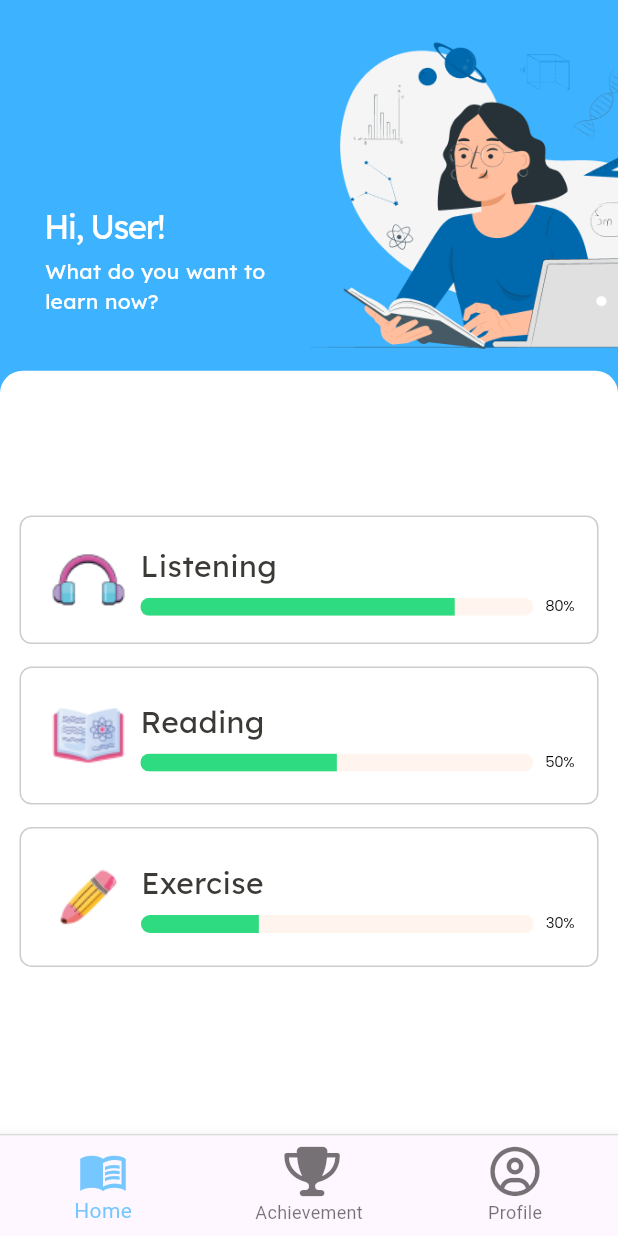
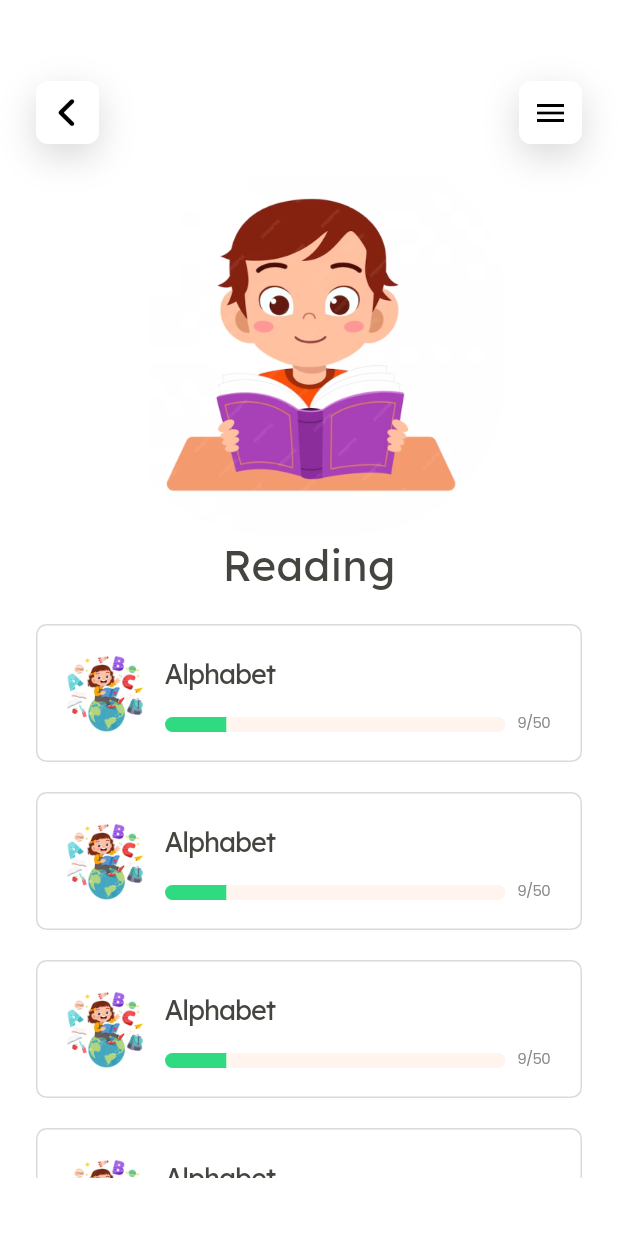
Before and after one commit to TuongPhamCT/ABC_Learning, a Flutter app: the HomePage screen opened by its route, after a tap on "Reading", on a phone screen of 412 x 824 dp. Run offline on Flutter 3.47's test engine with Material 3 defaults, Android fonts, the phone set to English and light mode, and no system bars; our stand-ins replace audioplayers, cloud_firestore, connectivity_plus, firebase_auth, firebase_core, flutter_rating_bar and 8 more; accounts and stored records are empty; project files that could hold a hidden picture were left out.

Commit message:
reading main page ui done

```diff
--- a/abc_learning_app/lib/constant/asset_helper.dart
+++ b/abc_learning_app/lib/constant/asset_helper.dart
@@ -30,4 +30,7 @@ class AssetHelper {
   //Listening Main Page
   static const String listeningMain = imgAssets + 'listenmain.png';
   static const String itemListen = iconAssets + 'itemlisten.png';
+
+  //Reading Main Page
+  static const String readingMain = imgAssets + 'read_main.png';
 }
--- a/abc_learning_app/lib/page/home_page.dart
+++ b/abc_learning_app/lib/page/home_page.dart
@@ -3,6 +3,7 @@ import 'package:abc_learning_app/constant/color_palette.dart';
 import 'package:abc_learning_app/constant/text_style.dart';
 import 'package:abc_learning_app/page/achievement_page.dart';
 import 'package:abc_learning_app/page/listening/listen_main_page.dart';
+import 'package:abc_learning_app/page/reading/read_main_page.dart';
 import 'package:flutter/cupertino.dart';
 import 'package:flutter/material.dart';
 import 'package:flutter/widgets.dart';
@@ -154,7 +155,10 @@ class _HomePageState extends State<HomePage> {
                         ),
                       ),
                       GestureDetector(
-                        onTap: () {},
+                        onTap: () {
+                          Navigator.of(context)
+                              .pushNamed(ReadMainPage.routeName);
+                        },
                         child: Container(
                           padding: EdgeInsets.all(15),
                           margin: EdgeInsets.only(bottom: 15),
--- /dev/null
+++ b/abc_learning_app/lib/page/reading/read_main_page.dart
@@ -0,0 +1,261 @@
+import 'package:abc_learning_app/constant/asset_helper.dart';
+import 'package:abc_learning_app/constant/color_palette.dart';
+import 'package:abc_learning_app/constant/text_style.dart';
+import 'package:abc_learning_app/page/listening/in_a_topic_page.dart';
+import 'package:abc_learning_app/page/reading/read_sub_page.dart';
+import 'package:flutter/cupertino.dart';
+import 'package:flutter/material.dart';
+import 'package:font_awesome_flutter/font_awesome_flutter.dart';
+import 'package:gap/gap.dart';
+
+class ReadMainPage extends StatefulWidget {
+  const ReadMainPage({super.key});
+  static const String routeName = 'read_main';
+
+  @override
+  State<ReadMainPage> createState() => _ReadMainPageState();
+}
+
+class _ReadMainPageState extends State<ReadMainPage> {
+  @override
+  Widget build(BuildContext context) {
+    Size size = MediaQuery.of(context).size;
+    return Scaffold(
+      body: Container(
+        padding: const EdgeInsets.all(24),
+        child: Column(
+          crossAxisAlignment: CrossAxisAlignment.start,
+          children: [
+            const Gap(30),
+            Row(
+              mainAxisAlignment: MainAxisAlignment.spaceBetween,
+              children: [
+                GestureDetector(
+                  onTap: () {
+                    Navigator.pop(context);
+                  },
+                  child: Container(
+                    height: 42,
+                    width: 42,
+                    decoration: BoxDecoration(
+                      color: Colors.white,
+                      borderRadius: BorderRadius.circular(8),
+                      boxShadow: [
+                        BoxShadow(
+                          color: Colors.black.withOpacity(0.15),
+                          blurRadius: 20,
+                          offset: Offset(0, 8),
+                        ),
+                      ],
+                    ),
+                    child: Icon(
+                      FontAwesomeIcons.angleLeft,
+                      color: Colors.black,
+                    ),
+                  ),
+                ),
+                Container(
+                  height: 42,
+                  width: 42,
+                  decoration: BoxDecoration(
+                    color: Colors.white,
+                    borderRadius: BorderRadius.circular(8),
+                    boxShadow: [
+                      BoxShadow(
+                        color: Colors.black.withOpacity(0.15),
+                        blurRadius: 20,
+                        offset: Offset(0, 8),
+                      ),
+                    ],
+                  ),
+                  child: PopupMenuButton<String>(
+                    color: Colors.white,
+                    surfaceTintColor: Colors.transparent,
+                    itemBuilder: (context) => [
+                      PopupMenuItem(
+                        onTap: () {},
+                        padding: EdgeInsets.all(5),
+                        height: 42,
+                        value: 'item1',
+                        child: Container(
+                          alignment: Alignment.center,
+                          height: 42,
+                          width: 100,
+                          decoration: BoxDecoration(
+                            color: Colors.white,
+                            borderRadius: BorderRadius.circular(8),
+                            boxShadow: [
+                              BoxShadow(
+                                color: Colors.black.withOpacity(0.15),
+                                blurRadius: 20,
+                                offset: Offset(0, 8),
+                              ),
+                            ],
+                          ),
+                          child: ClipRRect(
+                            borderRadius: BorderRadius.circular(8),
+                            child: Image.asset(
+                              AssetHelper.iconlisten,
+                            ),
+                          ),
+                        ),
+                      ),
+                      PopupMenuItem(
+                        onTap: () {
+                          Navigator.of(context)
+                              .pushNamed(ReadSubPage.routeName);
+                        },
+                        padding: EdgeInsets.all(5),
+                        height: 42,
+                        value: 'item2',
+                        child: Container(
+                          height: 42,
+                          width: 100,
+                          alignment: Alignment.center,
+                          decoration: BoxDecoration(
+                            color: Colors.white,
+                            borderRadius: BorderRadius.circular(8),
+                            boxShadow: [
+                              BoxShadow(
+                                color: Colors.black.withOpacity(0.15),
+                                blurRadius: 20,
+                                offset: Offset(0, 8),
+                              ),
+                            ],
+                          ),
+                          child: ClipRRect(
+                            borderRadius: BorderRadius.circular(8),
+                            child: Image.asset(
+                              AssetHelper.iconread,
+                              fit: BoxFit.fill,
+                            ),
+                          ),
+                        ),
+                      ),
+                      PopupMenuItem(
+                        padding: EdgeInsets.all(5),
+                        height: 42,
+                        value: 'item3',
+                        child: Container(
+                          height: 42,
+                          width: 100,
+                          alignment: Alignment.center,
+                          decoration: BoxDecoration(
+                            color: Colors.white,
+                            borderRadius: BorderRadius.circular(8),
+                            boxShadow: [
+                              BoxShadow(
+                                color: Colors.black.withOpacity(0.15),
+                                blurRadius: 20,
+                                offset: Offset(0, 8),
+                              ),
+                            ],
+                          ),
+                          child: ClipRRect(
+                            borderRadius: BorderRadius.circular(8),
+                            child: Image.asset(
+                              AssetHelper.iconexecise,
+                              fit: BoxFit.fill,
+                            ),
+                          ),
+                        ),
+                      ),
+                    ],
+                    child: Icon(
+                      Icons.menu,
+                      color: Colors.black,
+                    ),
+                  ),
+                ),
+              ],
+            ),
+            Container(
+              alignment: Alignment.center,
+              child: Image.asset(
+                AssetHelper.readingMain,
+                width: 260,
+              ),
+            ),
+            Container(
+              alignment: Alignment.center,
+              child: Text(
+                'Reading',
+                style: TextStyles.titlePage,
+              ),
+            ),
+            const Gap(20),
+            Expanded(
+              child: ListView.builder(
+                shrinkWrap: true,
+                itemCount: 5,
+                itemBuilder: (context, index) {
+                  return buildListenItem();
+                },
+              ),
+            ),
+            const Gap(15),
+          ],
+        ),
+      ),
+    );
+  }
+
+  Widget buildListenItem() {
+    Size size = MediaQuery.of(context).size;
+    return Container(
+      decoration: BoxDecoration(
+        borderRadius: BorderRadius.circular(7),
+        border: Border.all(
+          color: ColorPalette.itemBorder,
+          width: 1,
+        ),
+      ),
+      padding: EdgeInsets.all(15),
+      margin: EdgeInsets.only(bottom: 20),
+      child: Row(
+        children: [
+          Image.asset(
+            AssetHelper.itemListen,
+            width: 60,
+            height: 60,
+            fit: BoxFit.cover,
+          ),
+          Gap(10),
+          Column(
+            crossAxisAlignment: CrossAxisAlignment.start,
+            children: [
+              Text(
+                'Alphabet',
+                style: TextStyles.itemTitle,
+              ),
+              const Gap(12),
+              Row(
+                crossAxisAlignment: CrossAxisAlignment.end,
+                children: [
+                  Container(
+                    width: size.width - 185,
+                    height: 10,
+                    child: ClipRRect(
+                      borderRadius: BorderRadius.circular(15),
+                      child: LinearProgressIndicator(
+                        value: 9 / 50,
+                        backgroundColor: ColorPalette.progressbarbackground,
+                        valueColor: AlwaysStoppedAnimation<Color>(
+                            ColorPalette.progressbarValue),
+                      ),
+                    ),
+                  ),
+                  Gap(8),
+                  Text(
+                    '9/50',
+                    style: TextStyles.itemprogress,
+                  ),
+                ],
+              ),
+            ],
+          ),
+        ],
+      ),
+    );
+  }
+}
--- a/abc_learning_app/lib/route.dart
+++ b/abc_learning_app/lib/route.dart
@@ -9,6 +9,8 @@ import 'package:abc_learning_app/page/login_page.dart';
 import 'package:abc_learning_app/page/name_profile_page.dart';
 import 'package:abc_learning_app/page/no_network_page.dart';
 import 'package:abc_learning_app/page/password_profile_page.dart';
+import 'package:abc_learning_app/page/reading/read_main_page.dart';
+import 'package:abc_learning_app/page/reading/read_sub_page.dart';
 import 'package:abc_learning_app/page/register_page.dart';
 import 'package:abc_learning_app/page/splash_page.dart';
 import 'package:abc_learning_app/page/starter_page.dart';
@@ -38,4 +40,6 @@ final Map<String, WidgetBuilder> routes = {
   AchievementPage.routeName: (context) => AchievementPage(),
   ListenMainPage.routeName: (context) => ListenMainPage(),
   ListenTopicPage.routeName: (context) => ListenTopicPage(),
+  ReadMainPage.routeName: (context) => ReadMainPage(),
+  ReadSubPage.routeName: (context) => ReadSubPage(),
 };
```
Also changed, not shown: abc_learning_app/lib/page/reading/read_sub_page.dart (added, +16 -0 lines), abc_learning_app/assets/images/read_main.png (added).
